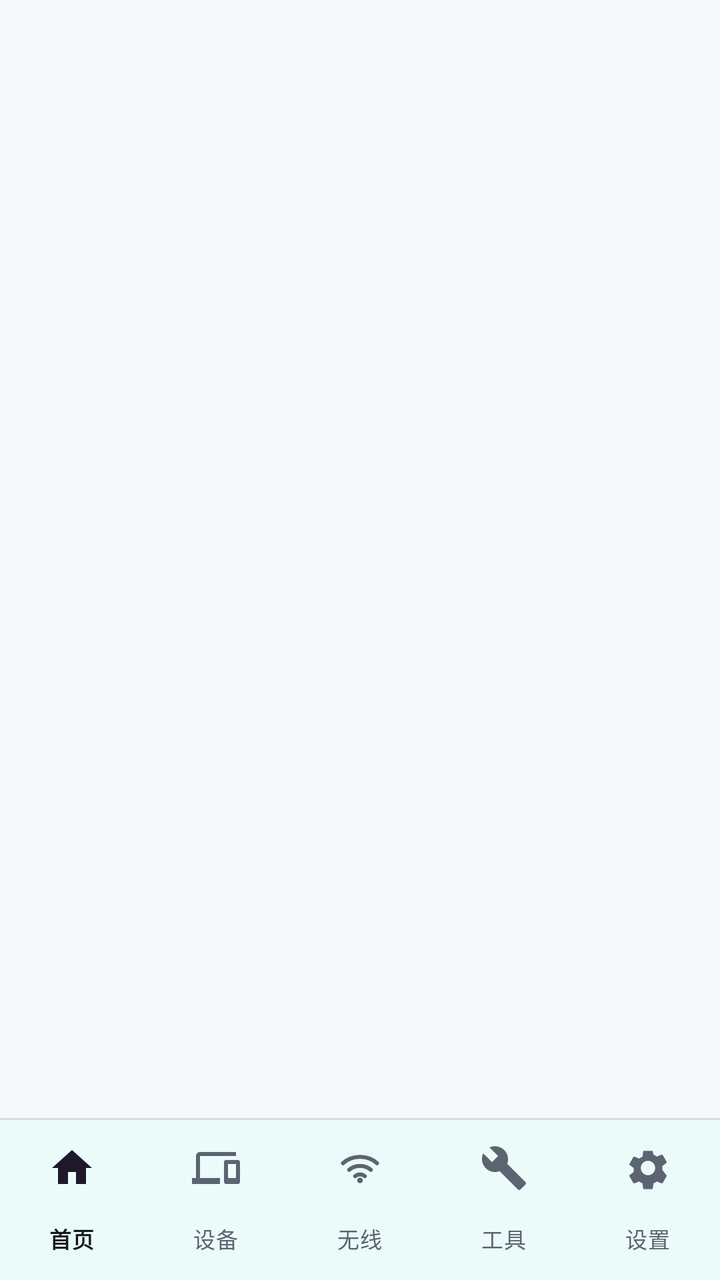
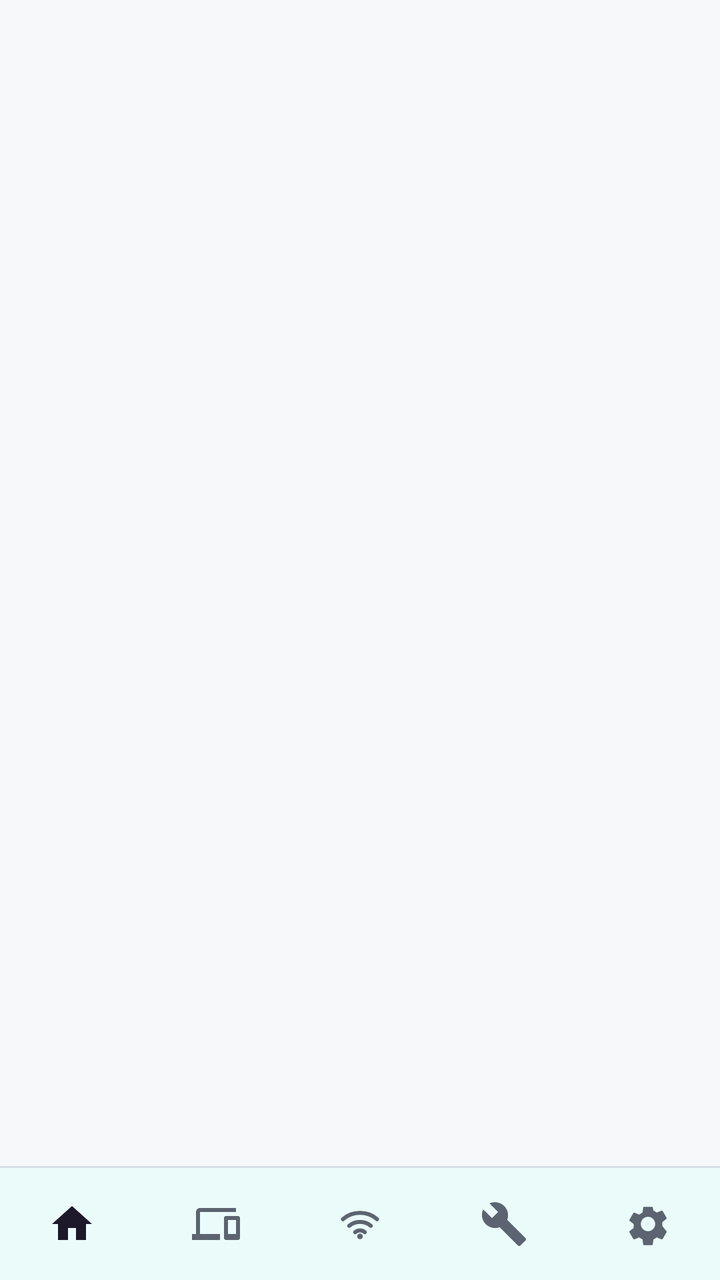

Screens rendered from an Android XML layout before and after an edit, with the pre-edit source and the edit as a unified diff.
<!-- AndroidManifest.xml: application theme Theme.NetworkTool -->
<!-- res/layout/activity_main.xml -->
<?xml version="1.0" encoding="utf-8"?>
<LinearLayout xmlns:android="http://schemas.android.com/apk/res/android"
    xmlns:app="http://schemas.android.com/apk/res-auto"
    android:layout_width="match_parent"
    android:layout_height="match_parent"
    android:background="?android:attr/colorBackground"
    android:fitsSystemWindows="true"
    android:orientation="vertical">

    <androidx.viewpager2.widget.ViewPager2
        android:id="@+id/viewPager"
        android:layout_width="match_parent"
        android:layout_height="0dp"
        android:layout_weight="1" />

    <View
        android:id="@+id/bottomDivider"
        android:layout_width="match_parent"
        android:layout_height="1dp"
        android:background="?attr/colorOutlineVariant" />

    <com.google.android.material.bottomnavigation.BottomNavigationView
        android:id="@+id/bottomNavigation"
        android:layout_width="match_parent"
        android:layout_height="wrap_content"
        android:background="?attr/colorSurface"
        android:minHeight="@dimen/bottom_nav_min_height"
        app:itemIconSize="24dp"
        app:itemTextAppearanceActive="@style/Widget.NetworkTool.BottomNavText"
        app:itemTextAppearanceInactive="@style/Widget.NetworkTool.BottomNavText"
        app:labelVisibilityMode="labeled"
        app:menu="@menu/bottom_nav_menu" />

</LinearLayout>
<!-- resources referenced by this layout -->
<resources>
  <dimen name="bottom_nav_min_height">80dp</dimen>
  <style name="Widget.NetworkTool.BottomNavText" parent="TextAppearance.Material3.LabelSmall">
          <item name="android:textSize">11sp</item>
      </style>
  <style name="Theme.NetworkTool" parent="Theme.Material3.Light.NoActionBar">
          
          <item name="colorPrimary">@color/colorPrimary</item>
          <item name="colorPrimaryDark">@color/colorPrimaryDark</item>
          <item name="colorAccent">@color/colorAccent</item>
          <item name="colorOnPrimary">@color/colorOnPrimary</item>
          <item name="colorPrimaryContainer">@color/colorPrimaryContainer</item>
          <item name="colorOnPrimaryContainer">@color/colorOnPrimaryContainer</item>
  
          
          <item name="android:colorBackground">@color/colorBackground</item>
          <item name="colorSurface">@color/colorSurface</item>
          <item name="colorOnSurface">@color/colorOnSurface</item>
          <item name="colorOnBackground">@color/colorOnBackground</item>
          <item name="colorSurfaceVariant">@color/colorSurfaceContainer</item>
          <item name="colorOnSurfaceVariant">@color/textSecondary</item>
  
          
          <item name="colorOutline">@color/colorOutline</item>
          <item name="colorOutlineVariant">@color/colorOutlineVariant</item>
  
          
          <item name="android:textColorPrimary">@color/textPrimary</item>
          <item name="android:textColorSecondary">@color/textSecondary</item>
  
          
          <item name="android:statusBarColor">@color/colorBackground</item>
          <item name="android:navigationBarColor">@color/colorSurface</item>
          <item name="android:windowLightStatusBar">true</item>
          <item name="android:windowLightNavigationBar">true</item>
          <item name="android:windowBackground">@color/colorBackground</item>
          <item name="android:windowDrawsSystemBarBackgrounds">true</item>
  
          
          <item name="toolbarStyle">@style/Widget.NetworkTool.Toolbar</item>
          <item name="materialButtonStyle">@style/Widget.NetworkTool.Button</item>
      </style>
  <color name="colorPrimary">#00DAC5</color>
  <color name="colorPrimaryDark">#00B5A1</color>
  <color name="colorAccent">#00DAC5</color>
  <color name="colorOnPrimary">#00201C</color>
  <color name="colorPrimaryContainer">#B8FFF7</color>
  <color name="colorOnPrimaryContainer">#00201C</color>
  <color name="colorBackground">#F6F8FA</color>
  <color name="colorSurface">#FFFFFF</color>
  <color name="colorOnSurface">#171A1C</color>
  <color name="colorOnBackground">#171A1C</color>
  <color name="colorSurfaceContainer">#EEF2F5</color>
  <color name="textSecondary">#5B6470</color>
  <color name="colorOutline">#8A94A0</color>
  <color name="colorOutlineVariant">#D8DEE5</color>
  <color name="textPrimary">#171A1C</color>
  <style name="Widget.NetworkTool.Toolbar" parent="Widget.Material3.Toolbar">
          <item name="android:background">@android:color/transparent</item>
          <item name="android:elevation">0dp</item>
          <item name="titleTextColor">?attr/colorOnSurface</item>
          <item name="titleTextAppearance">@style/TextAppearance.NetworkTool.ToolbarTitle</item>
          <item name="subtitleTextColor">?attr/colorOnSurfaceVariant</item>
          <item name="navigationIconTint">?attr/colorOnSurface</item>
      </style>
  <style name="Widget.NetworkTool.Button" parent="Widget.Material3.Button">
          <item name="android:elevation">0dp</item>
          <item name="android:stateListAnimator">@null</item>
      </style>
  <style name="TextAppearance.NetworkTool.ToolbarTitle" parent="TextAppearance.Material3.TitleLarge">
          <item name="android:textSize">20sp</item>
          <item name="android:textStyle">bold</item>
          <item name="android:textColor">?attr/colorOnSurface</item>
      </style>
</resources>

<!-- the commit's change to res/layout/activity_main.xml (unified diff, before → after) -->
@@ -4,7 +4,7 @@
     android:layout_width="match_parent"
     android:layout_height="match_parent"
     android:background="?android:attr/colorBackground"
-    android:fitsSystemWindows="true"
+    android:fitsSystemWindows="false"
     android:orientation="vertical">
 
     <androidx.viewpager2.widget.ViewPager2
@@ -24,11 +24,11 @@
         android:layout_width="match_parent"
         android:layout_height="wrap_content"
         android:background="?attr/colorSurface"
-        android:minHeight="@dimen/bottom_nav_min_height"
+        android:minHeight="56dp"
         app:itemIconSize="24dp"
         app:itemTextAppearanceActive="@style/Widget.NetworkTool.BottomNavText"
         app:itemTextAppearanceInactive="@style/Widget.NetworkTool.BottomNavText"
-        app:labelVisibilityMode="labeled"
+        app:labelVisibilityMode="unlabeled"
         app:menu="@menu/bottom_nav_menu" />
 
 </LinearLayout>
<!-- resource entries referenced after the edit -->
@@ -1,8 +1,10 @@
 <!-- resources referenced by this layout -->
 <resources>
-  <dimen name="bottom_nav_min_height">80dp</dimen>
   <style name="Widget.NetworkTool.BottomNavText" parent="TextAppearance.Material3.LabelSmall">
           <item name="android:textSize">11sp</item>
+          <item name="android:maxLines">1</item>
+          <item name="android:singleLine">true</item>
+          <item name="android:ellipsize">end</item>
       </style>
   <style name="Theme.NetworkTool" parent="Theme.Material3.Light.NoActionBar">
           
